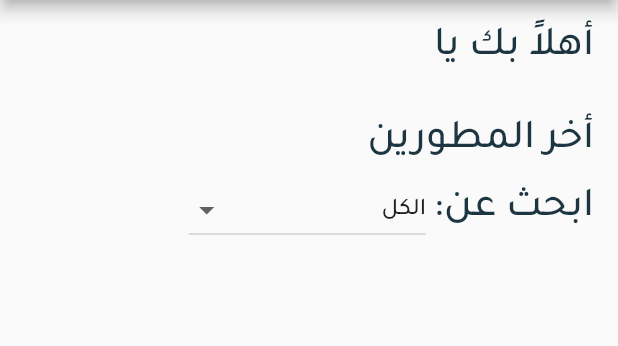
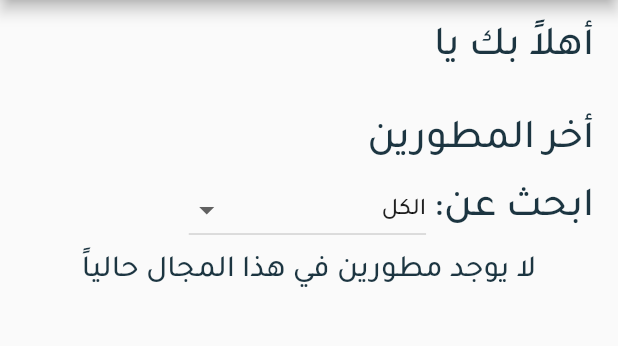
Before and after one commit to omarmohamed286/get_your_dev, a Flutter app: the HomeView screen opened by its route, on a phone screen of 412 x 824 dp, the part 84-430 px from its top. Run offline on Flutter 3.47's test engine with Material 2 defaults, Android fonts, the phone set to English and light mode, and no system bars; our stand-ins replace awesome_dialog, bloc, cached_network_image, cloud_firestore, dartz, firebase_auth and 11 more; accounts and stored records are empty.

Commit message:
search by field done

```diff
--- a/lib/features/home/presentation/views/widgets/developers_list_view.dart
+++ b/lib/features/home/presentation/views/widgets/developers_list_view.dart
@@ -1,5 +1,7 @@
 import 'package:flutter/material.dart';
 import 'package:flutter_bloc/flutter_bloc.dart';
+import 'package:get_your_dev/core/constants.dart';
+import 'package:get_your_dev/core/utils/app_styles.dart';
 import '../../../../../core/models/user_model.dart';
 import '../../view_model/user_data_cubit/user_data_cubit.dart';
 import 'developer_card.dart';
@@ -18,6 +20,14 @@ class DevelopersListView extends StatelessWidget {
         } else {
           List<UserModel> developersList =
               BlocProvider.of<UserDataCubit>(context).developersList;
+          if (developersList.isEmpty) {
+            return Center(
+              child: Text(
+                'لا يوجد مطورين في هذا المجال حالياً',
+                style: AppStyles.textStyle18.copyWith(color: kBlackColor),
+              ),
+            );
+          }
           return Expanded(
             child: ListView.builder(
               physics: const BouncingScrollPhysics(
```
